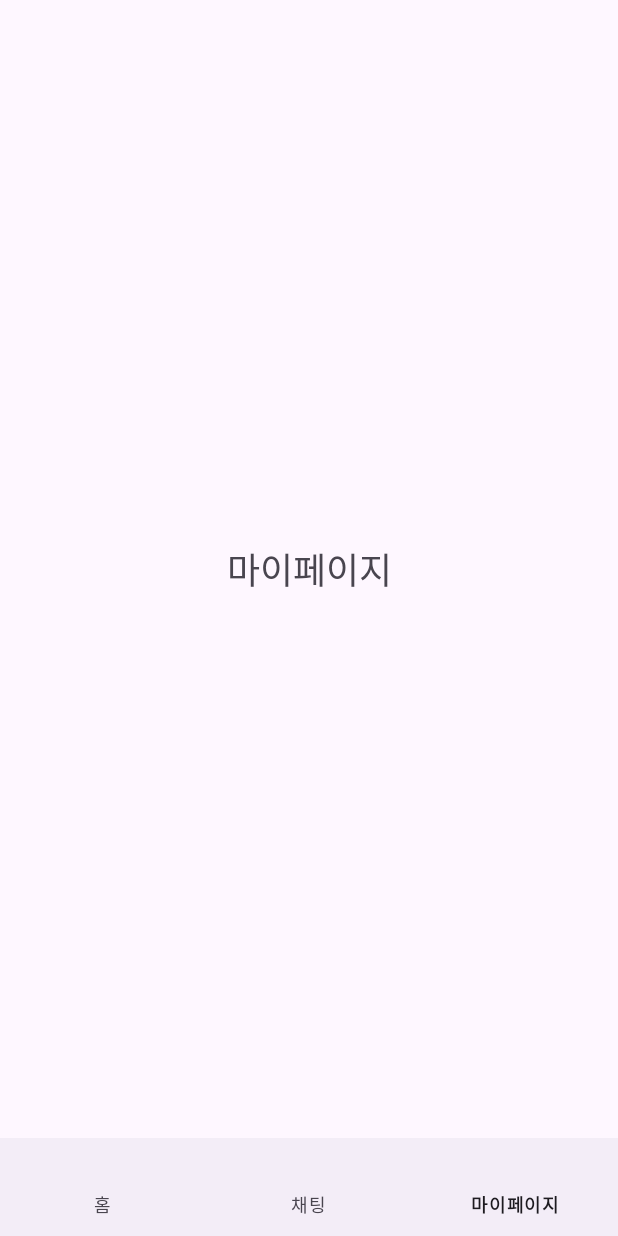
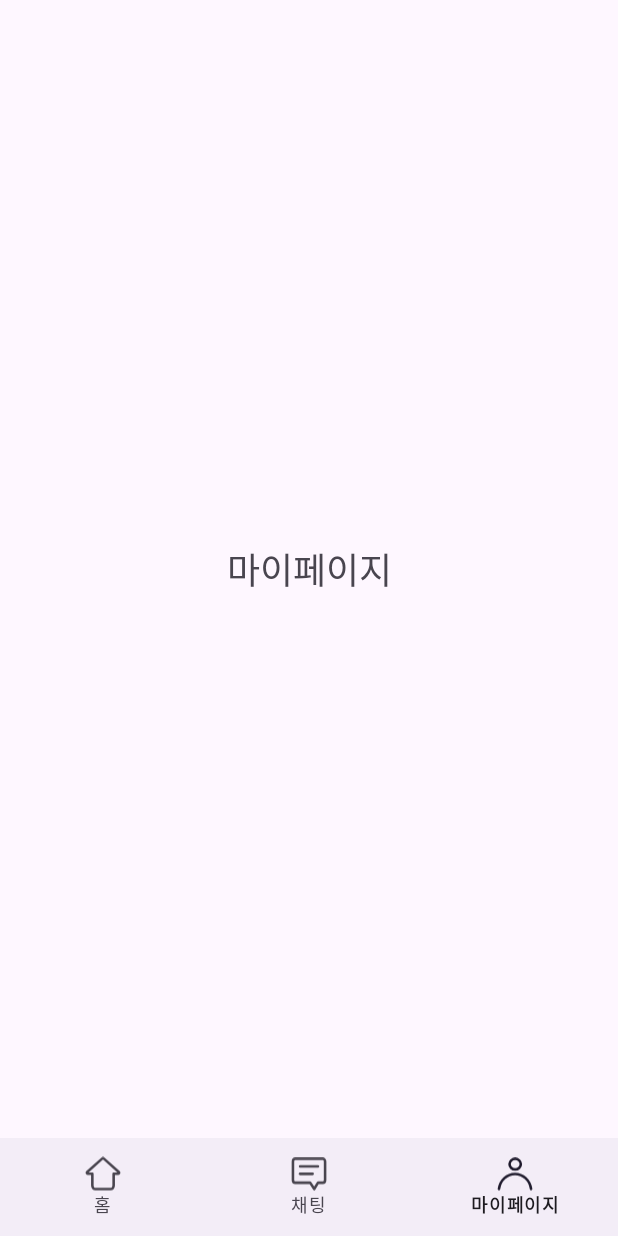
Before and after one commit to 9oormthon-univ/2024_BEOTKKOTTHON_TEAM_34_FE, an Android app: the screen it shows after launch (MainActivity), item 3 of the bottom bar chosen, on a phone screen of 412 x 824 dp. Run offline under Robolectric (Android 15) with nearby library versions, the phone set to English and light mode, and no system bars; our stand-ins replace data binding, navigation-ui.

Commit message:
feat: navigation menu 속성 추가

```diff
--- a/app/src/main/res/menu/kkiri_navigation_menu.xml
+++ b/app/src/main/res/menu/kkiri_navigation_menu.xml
@@ -2,11 +2,14 @@
 <menu xmlns:android="http://schemas.android.com/apk/res/android">
     <item
         android:id="@+id/navigation_home"
-        android:title="@string/navigation_home" />
+        android:title="@string/navigation_home"
+        android:icon="@drawable/ic_home"/>
     <item
         android:id="@+id/navigation_chatting_main"
-        android:title="@string/navigation_chatting" />
+        android:title="@string/navigation_chatting"
+        android:icon="@drawable/ic_chat"/>
     <item
         android:id="@+id/navigation_my_page"
-        android:title="@string/navigation_my_page" />
+        android:title="@string/navigation_my_page"
+        android:icon="@drawable/ic_my_page"/>
 </menu>
```
